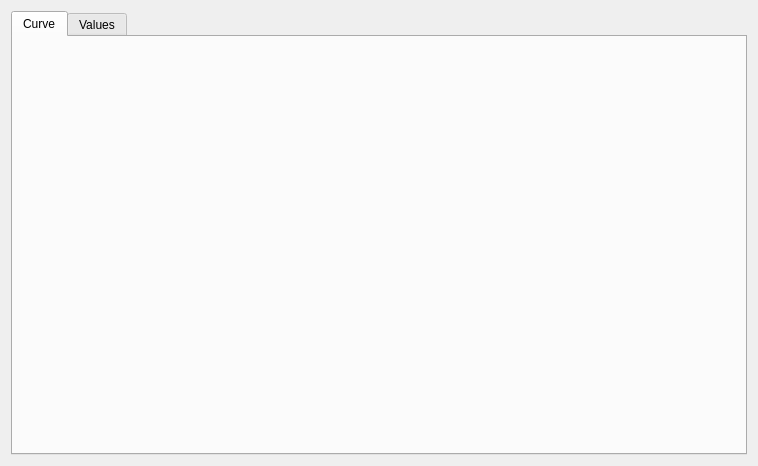
First picture: the form in caqtus/gui/condetrol/device_configuration_editors/sequencer_configuration_editor/channel_output_editor/calibrated_analog_mapping_widget.ui, repository light-scattering-iogs/caqtus, before the edit.
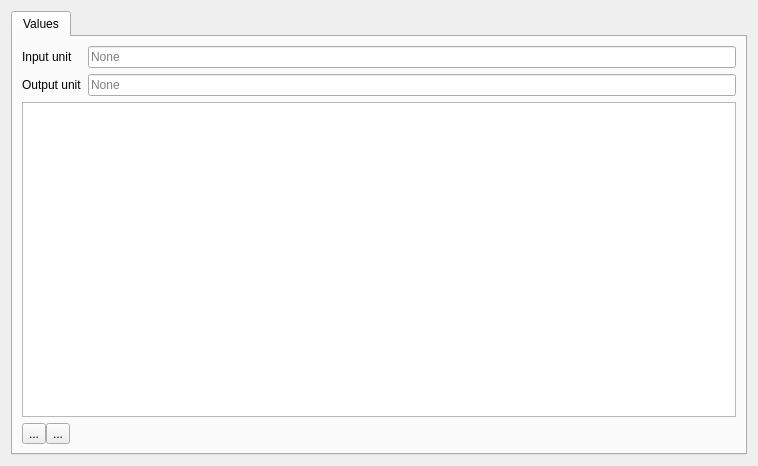
Second picture: the form after the edit.

Commit message: Fix analog mapping widget curve parent

Diff of the .ui file:
```diff
--- a/caqtus/gui/condetrol/device_configuration_editors/sequencer_configuration_editor/channel_output_editor/calibrated_analog_mapping_widget.ui
+++ b/caqtus/gui/condetrol/device_configuration_editors/sequencer_configuration_editor/channel_output_editor/calibrated_analog_mapping_widget.ui
@@ -19,12 +19,6 @@
      <property name="currentIndex">
       <number>0</number>
      </property>
-     <widget class="QWidget" name="curve_tab">
-      <attribute name="title">
-       <string>Curve</string>
-      </attribute>
-      <layout class="QVBoxLayout" name="verticalLayout_2"/>
-     </widget>
      <widget class="QWidget" name="tab_2">
       <attribute name="title">
        <string>Values</string>
```
The commit also changes 2 other files.
